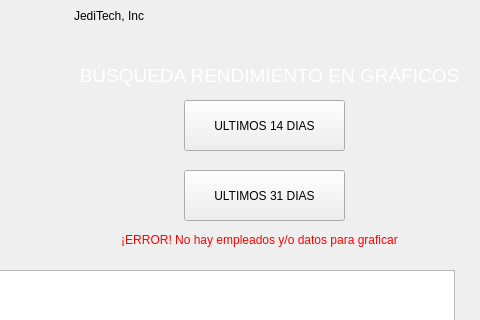
Before: the Qt Designer form Interfaz/search.ui in Granzo05/mineria-de-datos, drawn with Qt 5; both pictures show x 696 to 1176 and y 110 to 430 of the 1176 by 720 pixel window.
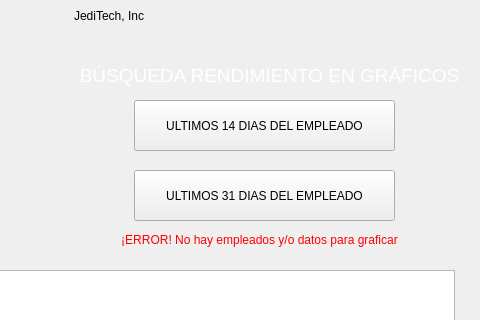
After: the same form once the commit is applied. Icons and pictures are not drawn.

Patch:
```diff
--- a/Interfaz/search.ui
+++ b/Interfaz/search.ui
@@ -335,27 +335,27 @@
    <widget class="QPushButton" name="ultimos31">
     <property name="geometry">
      <rect>
-      <x>880</x>
+      <x>830</x>
       <y>280</y>
-      <width>161</width>
+      <width>261</width>
       <height>51</height>
      </rect>
     </property>
     <property name="text">
-     <string>ULTIMOS 31 DIAS</string>
+     <string>ULTIMOS 31 DIAS DEL EMPLEADO</string>
     </property>
    </widget>
    <widget class="QPushButton" name="ultimos14">
     <property name="geometry">
      <rect>
-      <x>880</x>
+      <x>830</x>
       <y>210</y>
-      <width>161</width>
+      <width>261</width>
       <height>51</height>
      </rect>
     </property>
     <property name="text">
-     <string>ULTIMOS 14 DIAS</string>
+     <string>ULTIMOS 14 DIAS DEL EMPLEADO</string>
     </property>
    </widget>
    <widget class="QLabel" name="label_4">
```
